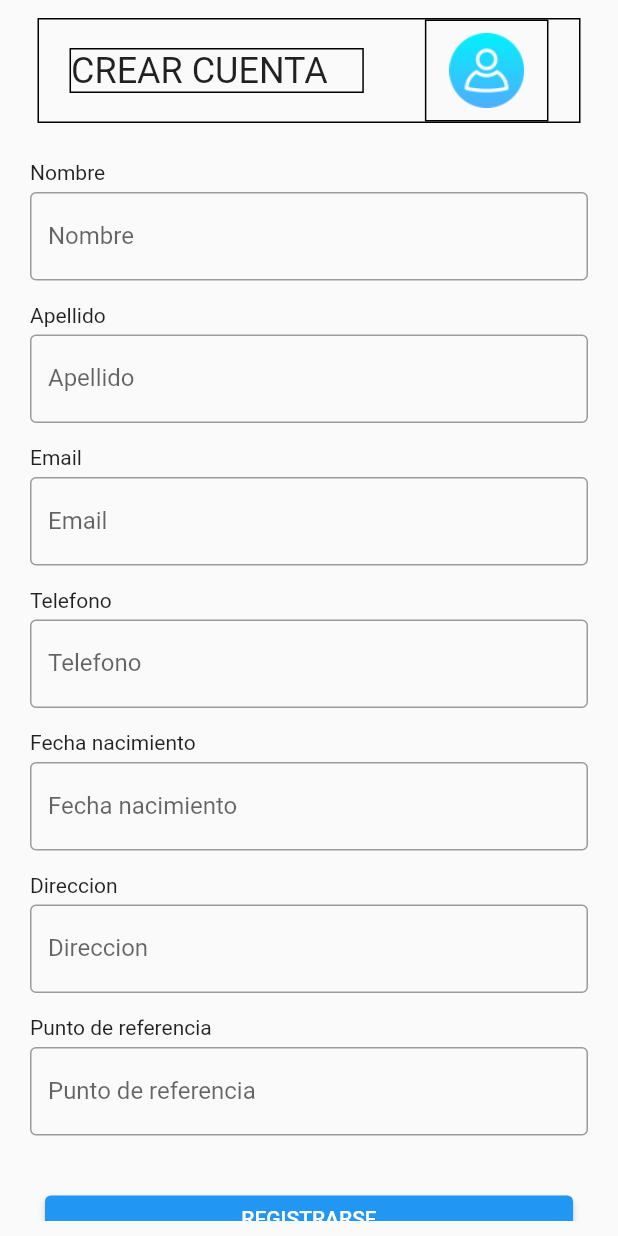
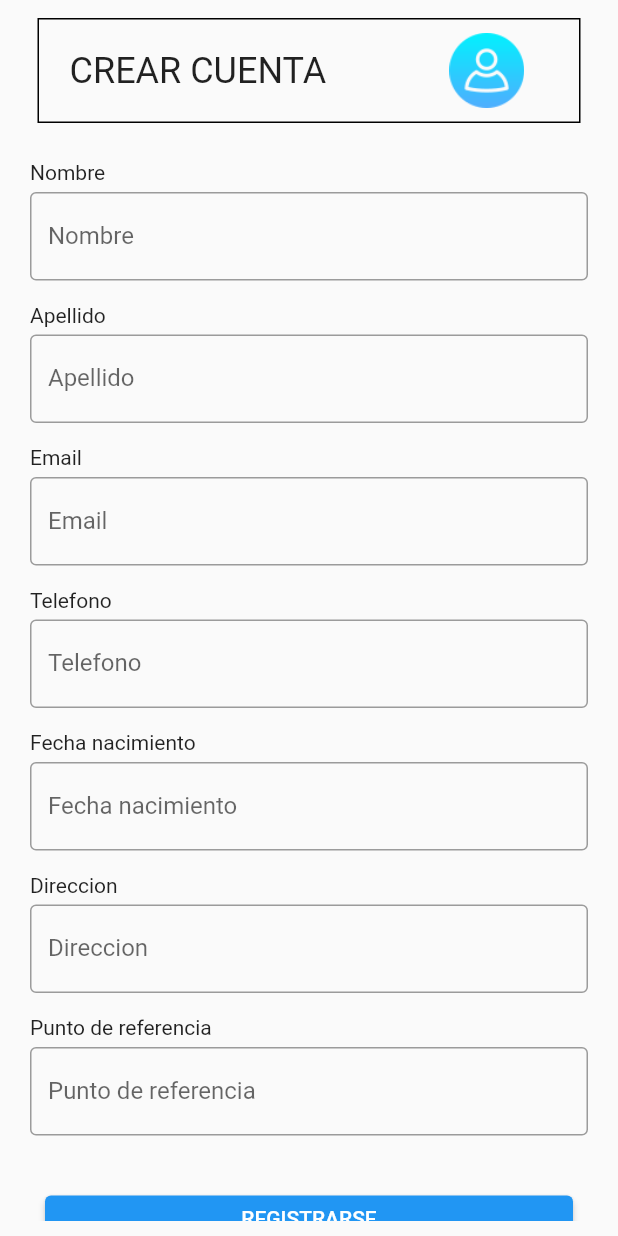
Before and after one commit to gda1194/calle_de_oro_project, a Flutter app: the UpdateData widget shown alone on an empty page, opened directly, on a phone screen of 412 x 824 dp. Run offline on Flutter 3.47's test engine with Material 2 defaults, Android fonts, the phone set to English and light mode, and no system bars; our stand-ins replace flutter_switch.

Commit message:
Update - Eliminando bordes

```diff
--- a/lib/pages/NewAccount.dart
+++ b/lib/pages/NewAccount.dart
@@ -39,7 +39,7 @@ class _NewAccountState extends State<NewAccount> {
                   height: 70,
                   margin: const EdgeInsets.fromLTRB(15, 2, 15, 10),
                   padding: const EdgeInsets.all(0),
-                  decoration: borderBlack(),
+                  // decoration: borderBlack(),
                   child: Row(
                     mainAxisAlignment: MainAxisAlignment.spaceAround,
                     children: [
@@ -47,14 +47,14 @@ class _NewAccountState extends State<NewAccount> {
                           margin: const EdgeInsets.all(0),
                           padding: const EdgeInsets.all(0),
                           width: MediaQuery.of(context).size.width / 2.1,
-                          decoration: borderBlack(),
+                          // decoration: borderBlack(),
                           child: Text(titulo, style: TextStyle(fontSize: 24))),
                       Container(
                           margin: const EdgeInsets.all(0),
                           padding: const EdgeInsets.all(0),
                           alignment: Alignment.centerRight,
                           width: MediaQuery.of(context).size.width / 5,
-                          decoration: borderBlack(),
+                          // decoration: borderBlack(),
                           child: Container(
                             height: 50,
                             decoration: BoxDecoration(
--- a/lib/pages/UpdateData.dart
+++ b/lib/pages/UpdateData.dart
@@ -47,14 +47,14 @@ class _UpdateDataState extends State<UpdateData> {
                           margin: const EdgeInsets.all(0),
                           padding: const EdgeInsets.all(0),
                           width: MediaQuery.of(context).size.width / 2.1,
-                          decoration: borderBlack(),
+                          // decoration: borderBlack(),
                           child: Text(titulo, style: TextStyle(fontSize: 24))),
                       Container(
                           margin: const EdgeInsets.all(0),
                           padding: const EdgeInsets.all(0),
                           alignment: Alignment.centerRight,
                           width: MediaQuery.of(context).size.width / 5,
-                          decoration: borderBlack(),
+                          // decoration: borderBlack(),
                           child: Container(
                             height: 50,
                             decoration: BoxDecoration(
```
